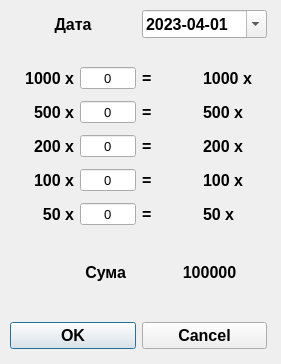
The window that add_update.ui (randrust/cashflow_pyside) describes before a commit, drawn with Qt 5.
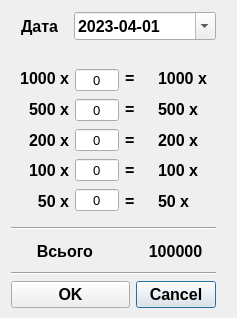
The same window after the commit.

Commit message: Add window icon and correct qui

The edit to the form file:
```diff
--- a/add_update.ui
+++ b/add_update.ui
@@ -6,27 +6,27 @@
    <rect>
     <x>0</x>
     <y>0</y>
-    <width>281</width>
-    <height>364</height>
+    <width>237</width>
+    <height>318</height>
    </rect>
   </property>
   <property name="windowTitle">
    <string>Dialog</string>
   </property>
-  <widget class="QWidget" name="layoutWidget">
+  <widget class="QWidget" name="">
    <property name="geometry">
     <rect>
-     <x>10</x>
-     <y>10</y>
-     <width>257</width>
-     <height>339</height>
+     <x>11</x>
+     <y>12</y>
+     <width>205</width>
+     <height>296</height>
     </rect>
    </property>
-   <layout class="QVBoxLayout" name="verticalLayout_5">
-    <item>
-     <layout class="QHBoxLayout" name="horizontalLayout_4">
-      <item>
-       <widget class="QLabel" name="label_3">
+   <layout class="QGridLayout" name="gridLayout_3">
+    <item row="3" column="0" colspan="3">
+     <layout class="QGridLayout" name="gridLayout_2">
+      <item row="1" column="0">
+       <widget class="QLabel" name="label_2">
         <property name="font">
          <font>
           <pointsize>12</pointsize>
@@ -35,14 +35,70 @@
          </font>
         </property>
         <property name="text">
-         <string>Дата</string>
+         <string>Всього</string>
+        </property>
+        <property name="alignment">
+         <set>Qt::AlignRight|Qt::AlignTrailing|Qt::AlignVCenter</set>
+        </property>
+       </widget>
+      </item>
+      <item row="1" column="1">
+       <spacer name="horizontalSpacer">
+        <property name="orientation">
+         <enum>Qt::Horizontal</enum>
+        </property>
+        <property name="sizeType">
+         <enum>QSizePolicy::Fixed</enum>
+        </property>
+        <property name="sizeHint" stdset="0">
+         <size>
+          <width>30</width>
+          <height>20</height>
+         </size>
+        </property>
+       </spacer>
+      </item>
+      <item row="1" column="2">
+       <widget class="QLabel" name="label">
+        <property name="font">
+         <font>
+          <pointsize>12</pointsize>
+          <weight>75</weight>
+          <bold>true</bold>
+         </font>
+        </property>
+        <property name="text">
+         <string>100000</string>
         </property>
         <property name="alignment">
          <set>Qt::AlignCenter</set>
         </property>
        </widget>
       </item>
-      <item>
+      <item row="0" column="0" colspan="3">
+       <widget class="Line" name="line">
+        <property name="orientation">
+         <enum>Qt::Horizontal</enum>
+        </property>
+       </widget>
+      </item>
+     </layout>
+    </item>
+    <item row="5" column="2">
+     <widget class="QPushButton" name="CancelButton">
+      <property name="font">
+       <font>
+        <pointsize>12</pointsize>
+        <weight>75</weight>
+        <bold>true</bold>
+       </font>
+      </property>
+      <property name="text">
+       <string>Cancel</string>
+      </property>
+     </widget>
+    </item>
+    <item row="0" column="1" colspan="2">
        <widget class="QDateEdit" name="dateEdit">
         <property name="font">
          <font>
@@ -79,28 +135,41 @@
         </property>
        </widget>
       </item>
-     </layout>
-    </item>
-    <item>
-     <spacer name="verticalSpacer_2">
-      <property name="orientation">
-       <enum>Qt::Vertical</enum>
+    <item row="0" column="0">
+     <widget class="QLabel" name="label_3">
+      <property name="font">
+       <font>
+        <pointsize>12</pointsize>
+        <weight>75</weight>
+        <bold>true</bold>
+       </font>
       </property>
-      <property name="sizeType">
-       <enum>QSizePolicy::Fixed</enum>
+      <property name="text">
+       <string>Дата</string>
       </property>
-      <property name="sizeHint" stdset="0">
-       <size>
-        <width>20</width>
-        <height>13</height>
-       </size>
+      <property name="alignment">
+       <set>Qt::AlignCenter</set>
       </property>
-     </spacer>
+     </widget>
     </item>
-    <item>
+    <item row="5" column="0" colspan="2">
+     <widget class="QPushButton" name="OkButton">
+      <property name="font">
+       <font>
+        <pointsize>12</pointsize>
+        <weight>75</weight>
+        <bold>true</bold>
+       </font>
+      </property>
+      <property name="text">
+       <string>OK</string>
+      </property>
+     </widget>
+    </item>
+    <item row="2" column="0" colspan="3">
      <widget class="QWidget" name="widget" native="true">
-      <layout class="QHBoxLayout" name="horizontalLayout">
-       <item>
+      <layout class="QGridLayout" name="gridLayout">
+       <item row="0" column="0" rowspan="5">
         <layout class="QVBoxLayout" name="verticalLayout">
          <property name="spacing">
           <number>10</number>
@@ -192,12 +261,7 @@
          </item>
         </layout>
        </item>
-       <item>
-        <layout class="QVBoxLayout" name="verticalLayout_2">
-         <property name="spacing">
-          <number>10</number>
-         </property>
-         <item>
+       <item row="0" column="1">
           <widget class="QSpinBox" name="sc1000">
            <property name="font">
             <font>
@@ -221,105 +285,7 @@
            </property>
           </widget>
          </item>
-         <item>
-          <widget class="QSpinBox" name="sc500">
-           <property name="font">
-            <font>
-             <pointsize>10</pointsize>
-            </font>
-           </property>
-           <property name="alignment">
-            <set>Qt::AlignCenter</set>
-           </property>
-           <property name="buttonSymbols">
-            <enum>QAbstractSpinBox::NoButtons</enum>
-           </property>
-           <property name="showGroupSeparator" stdset="0">
-            <bool>true</bool>
-           </property>
-           <property name="maximum">
-            <number>1000</number>
-           </property>
-           <property name="singleStep">
-            <number>0</number>
-           </property>
-          </widget>
-         </item>
-         <item>
-          <widget class="QSpinBox" name="sc200">
-           <property name="font">
-            <font>
-             <pointsize>10</pointsize>
-            </font>
-           </property>
-           <property name="alignment">
-            <set>Qt::AlignCenter</set>
-           </property>
-           <property name="buttonSymbols">
-            <enum>QAbstractSpinBox::NoButtons</enum>
-           </property>
-           <property name="showGroupSeparator" stdset="0">
-            <bool>true</bool>
-           </property>
-           <property name="maximum">
-            <number>1000</number>
-           </property>
-           <property name="singleStep">
-            <number>0</number>
-           </property>
-          </widget>
-         </item>
-         <item>
-          <widget class="QSpinBox" name="sc100">
-           <property name="font">
-            <font>
-             <pointsize>10</pointsize>
-            </font>
-           </property>
-           <property name="alignment">
-            <set>Qt::AlignCenter</set>
-           </property>
-           <property name="buttonSymbols">
-            <enum>QAbstractSpinBox::NoButtons</enum>
-           </property>
-           <property name="showGroupSeparator" stdset="0">
-            <bool>true</bool>
-           </property>
-           <property name="maximum">
-            <number>1000</number>
-           </property>
-           <property name="singleStep">
-            <number>0</number>
-           </property>
-          </widget>
-         </item>
-         <item>
-          <widget class="QSpinBox" name="sc50">
-           <property name="font">
-            <font>
-             <pointsize>10</pointsize>
-            </font>
-           </property>
-           <property name="alignment">
-            <set>Qt::AlignCenter</set>
-           </property>
-           <property name="buttonSymbols">
-            <enum>QAbstractSpinBox::NoButtons</enum>
-           </property>
-           <property name="showGroupSeparator" stdset="0">
-            <bool>true</bool>
-           </property>
-           <property name="maximum">
-            <number>1000</number>
-           </property>
-           <property name="singleStep">
-            <number>0</number>
-           </property>
-          </widget>
-         </item>
-        </layout>
-       </item>
-       <item>
+       <item row="0" column="2" rowspan="5">
         <layout class="QVBoxLayout" name="verticalLayout_3">
          <property name="spacing">
           <number>10</number>
@@ -396,7 +362,7 @@
          </item>
         </layout>
        </item>
-       <item>
+       <item row="0" column="3" rowspan="5">
         <layout class="QVBoxLayout" name="verticalLayout_4">
          <property name="spacing">
           <number>10</number>
@@ -473,65 +439,107 @@
          </item>
         </layout>
        </item>
-      </layout>
-     </widget>
-    </item>
-    <item>
-     <layout class="QHBoxLayout" name="horizontalLayout_3">
-      <item>
-       <widget class="QLabel" name="label_2">
+       <item row="1" column="1">
+        <widget class="QSpinBox" name="sc500">
+         <property name="font">
+          <font>
+           <pointsize>10</pointsize>
+          </font>
+         </property>
+         <property name="alignment">
+          <set>Qt::AlignCenter</set>
+         </property>
+         <property name="buttonSymbols">
+          <enum>QAbstractSpinBox::NoButtons</enum>
+         </property>
+         <property name="showGroupSeparator" stdset="0">
+          <bool>true</bool>
+         </property>
+         <property name="maximum">
+          <number>1000</number>
+         </property>
+         <property name="singleStep">
+          <number>0</number>
+         </property>
+        </widget>
+       </item>
+       <item row="2" column="1">
+        <widget class="QSpinBox" name="sc200">
         <property name="font">
          <font>
-          <pointsize>12</pointsize>
-          <weight>75</weight>
-          <bold>true</bold>
-         </font>
-        </property>
-        <property name="text">
-         <string>Сума</string>
-        </property>
+           <pointsize>10</pointsize>
+          </font>
+         </property>
         <property name="alignment">
-         <set>Qt::AlignRight|Qt::AlignTrailing|Qt::AlignVCenter</set>
-        </property>
-       </widget>
-      </item>
-      <item>
-       <spacer name="horizontalSpacer">
-        <property name="orientation">
-         <enum>Qt::Horizontal</enum>
-        </property>
-        <property name="sizeType">
-         <enum>QSizePolicy::Fixed</enum>
-        </property>
-        <property name="sizeHint" stdset="0">
-         <size>
-          <width>20</width>
-          <height>20</height>
-         </size>
-        </property>
-       </spacer>
-      </item>
-      <item>
-       <widget class="QLabel" name="label">
+          <set>Qt::AlignCenter</set>
+         </property>
+         <property name="buttonSymbols">
+          <enum>QAbstractSpinBox::NoButtons</enum>
+         </property>
+         <property name="showGroupSeparator" stdset="0">
+          <bool>true</bool>
+         </property>
+         <property name="maximum">
+          <number>1000</number>
+         </property>
+         <property name="singleStep">
+          <number>0</number>
+         </property>
+        </widget>
+       </item>
+       <item row="3" column="1">
+        <widget class="QSpinBox" name="sc100">
+         <property name="font">
+          <font>
+           <pointsize>10</pointsize>
+          </font>
+         </property>
+         <property name="alignment">
+          <set>Qt::AlignCenter</set>
+         </property>
+         <property name="buttonSymbols">
+          <enum>QAbstractSpinBox::NoButtons</enum>
+         </property>
+         <property name="showGroupSeparator" stdset="0">
+          <bool>true</bool>
+         </property>
+         <property name="maximum">
+          <number>1000</number>
+         </property>
+         <property name="singleStep">
+          <number>0</number>
+         </property>
+        </widget>
+       </item>
+       <item row="4" column="1">
+        <widget class="QSpinBox" name="sc50">
         <property name="font">
          <font>
-          <pointsize>12</pointsize>
-          <weight>75</weight>
-          <bold>true</bold>
-         </font>
-        </property>
-        <property name="text">
-         <string>100000</string>
-        </property>
+           <pointsize>10</pointsize>
+          </font>
+         </property>
         <property name="alignment">
          <set>Qt::AlignCenter</set>
         </property>
+         <property name="buttonSymbols">
+          <enum>QAbstractSpinBox::NoButtons</enum>
+         </property>
+         <property name="showGroupSeparator" stdset="0">
+          <bool>true</bool>
+         </property>
+         <property name="maximum">
+          <number>1000</number>
+         </property>
+         <property name="singleStep">
+          <number>0</number>
+         </property>
        </widget>
       </item>
      </layout>
+     </widget>
     </item>
-    <item>
-     <spacer name="verticalSpacer">
+    <item row="1" column="0">
+     <spacer name="verticalSpacer_2">
       <property name="orientation">
        <enum>Qt::Vertical</enum>
       </property>
@@ -546,37 +554,12 @@
       </property>
      </spacer>
     </item>
-    <item>
-     <layout class="QHBoxLayout" name="horizontalLayout_2">
-      <item>
-       <widget class="QPushButton" name="OkButton">
-        <property name="font">
-         <font>
-          <pointsize>12</pointsize>
-          <weight>75</weight>
-          <bold>true</bold>
-         </font>
-        </property>
-        <property name="text">
-         <string>OK</string>
-        </property>
-       </widget>
-      </item>
-      <item>
-       <widget class="QPushButton" name="CancelButton">
-        <property name="font">
-         <font>
-          <pointsize>12</pointsize>
-          <weight>75</weight>
-          <bold>true</bold>
-         </font>
-        </property>
-        <property name="text">
-         <string>Cancel</string>
-        </property>
-       </widget>
-      </item>
-     </layout>
+    <item row="4" column="0" colspan="3">
+     <widget class="Line" name="line_2">
+      <property name="orientation">
+       <enum>Qt::Horizontal</enum>
+      </property>
+     </widget>
     </item>
    </layout>
   </widget>
```
Lines whose indentation alone changed are shown as unchanged. The commit also changes 3 other files.
